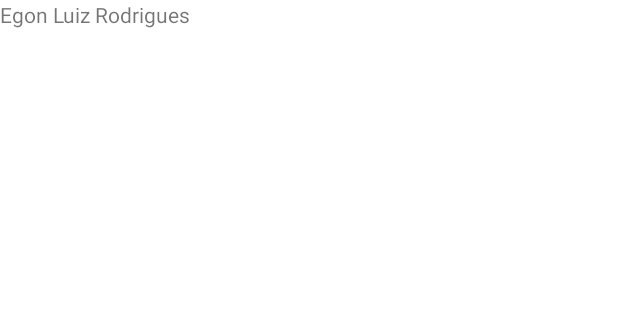
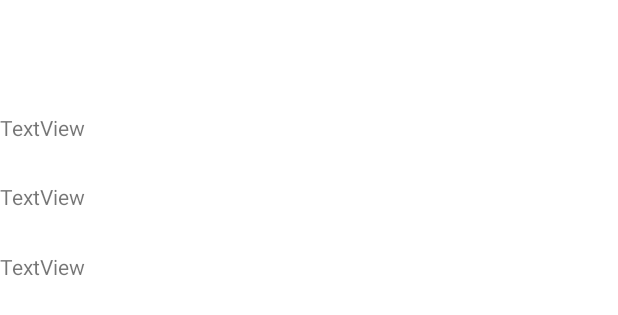
Before and after one commit to egonlr/Agenda, an Android app: the layout activity_main.xml on its own in the app's theme, with its tools: preview values and no code run, on a phone screen of 412 x 824 dp. Shown: the top 315 px of the screen. Run offline under Robolectric (Android 15) with nearby library versions, the phone set to English and light mode, and no system bars.

Commit message:
Iniciando a implementação de layout de lista

```diff
--- a/app/src/main/java/com/example/agenda/MainActivity.java
+++ b/app/src/main/java/com/example/agenda/MainActivity.java
@@ -2,12 +2,17 @@ package com.example.agenda;
 
 import android.app.Activity;
 import android.os.Bundle;
+import android.view.View;
 import android.widget.TextView;
 import android.widget.Toast;
 
 import androidx.annotation.Nullable;
 
 import org.w3c.dom.Text;
+
+import java.util.Arrays;
+import java.util.ArrayList;
+import java.util.List;
 
 public class MainActivity extends Activity {
 
@@ -16,5 +21,13 @@ public class MainActivity extends Activity {
         super.onCreate(savedInstanceState);
 
         setContentView(R.layout.activity_main);
+
+        List<String> alunos = new ArrayList<>(Arrays.asList("Alex", "Fran", "José"));
+        TextView primeiroAluno = findViewById(R.id.textView);
+        TextView segundoAluno = findViewById(R.id.textView4);
+        TextView terceiroAluno = findViewById(R.id.textView5);
+        primeiroAluno.setText(alunos.get(0));
+        segundoAluno.setText(alunos.get(1));
+        terceiroAluno.setText(alunos.get(2));
     }
 }
--- a/app/src/main/res/layout/activity_main.xml
+++ b/app/src/main/res/layout/activity_main.xml
@@ -1,5 +1,6 @@
 <?xml version="1.0" encoding="utf-8"?>
 <androidx.constraintlayout.widget.ConstraintLayout xmlns:android="http://schemas.android.com/apk/res/android"
+    xmlns:app="http://schemas.android.com/apk/res-auto"
     xmlns:tools="http://schemas.android.com/tools"
     android:layout_width="match_parent"
     android:layout_height="match_parent">
@@ -8,7 +9,32 @@
         android:id="@+id/textView"
         android:layout_width="wrap_content"
         android:layout_height="wrap_content"
-        android:text="Egon Luiz Rodrigues"
-        tools:layout_editor_absoluteX="16dp"
-        tools:layout_editor_absoluteY="16dp" />
+        android:layout_marginTop="64dp"
+        android:layout_marginBottom="8dp"
+        android:text="TextView"
+        app:layout_constraintBottom_toTopOf="@+id/textView4"
+        app:layout_constraintTop_toTopOf="parent"
+        tools:layout_editor_absoluteX="17dp" />
+
+    <TextView
+        android:id="@+id/textView4"
+        android:layout_width="wrap_content"
+        android:layout_height="wrap_content"
+        android:layout_marginTop="8dp"
+        android:layout_marginBottom="8dp"
+        android:text="TextView"
+        app:layout_constraintBottom_toTopOf="@+id/textView5"
+        app:layout_constraintTop_toBottomOf="@+id/textView"
+        tools:layout_editor_absoluteX="18dp" />
+
+    <TextView
+        android:id="@+id/textView5"
+        android:layout_width="wrap_content"
+        android:layout_height="wrap_content"
+        android:layout_marginTop="8dp"
+        android:layout_marginBottom="626dp"
+        android:text="TextView"
+        app:layout_constraintBottom_toBottomOf="parent"
+        app:layout_constraintTop_toBottomOf="@+id/textView4"
+        tools:layout_editor_absoluteX="18dp" />
 </androidx.constraintlayout.widget.ConstraintLayout>
```
